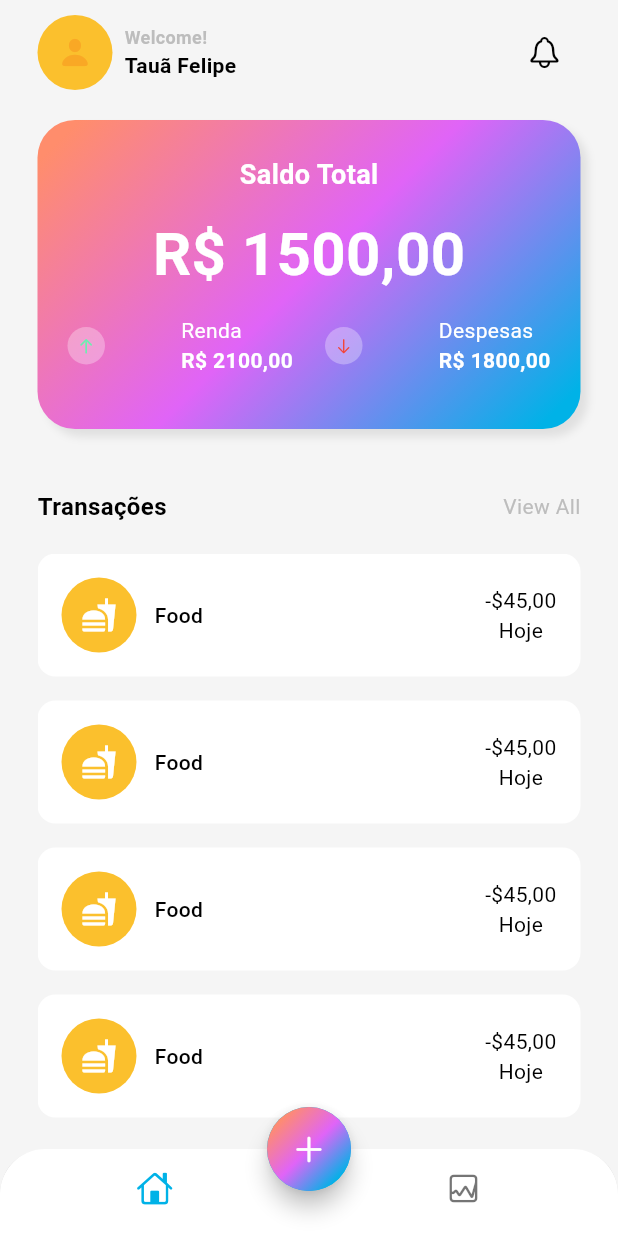
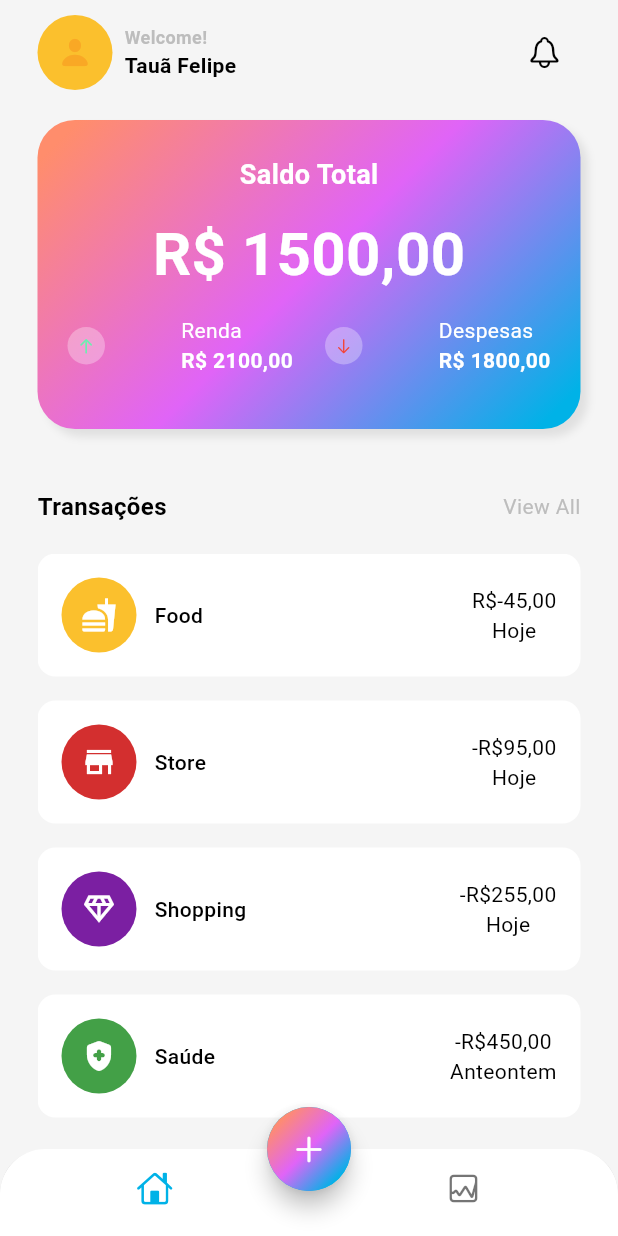
Before and after one commit to felipetaua/controle_financeiro, a Flutter app: the screen it shows after launch, on a phone screen of 412 x 824 dp. Run offline on Flutter 3.47's test engine with Material 3 defaults, Android fonts, the phone set to English and light mode, and no system bars.

Commit message:
criando as categorias e criando seus cards

```diff
--- a/lib/data/data.dart
+++ b/lib/data/data.dart
@@ -1,38 +1,38 @@
 import 'package:flutter/material.dart';
 
-var transationsData = [
+List<Map<String, dynamic>> transationsData = [
   {
-    'icon': Icons.fastfood,
+    'icon': Icon(Icons.fastfood, color: Colors.white),
     'color': Colors.yellow[700],
     'name': 'Food',
     'totalAlmount': 'R\$-45,00',
     'date': 'Hoje',
   },
   {
-    'icon': Icons.store,
+    'icon': Icon(Icons.store, color: Colors.white),
     'color': Colors.red[700],
     'name': 'Store',
     'totalAlmount': '-R\$95,00',
     'date': 'Hoje',
   },
   {
-    'icon': Icons.diamond_outlined,
+    'icon': Icon(Icons.diamond_outlined, color: Colors.white),
     'color': Colors.purple[700],
     'name': 'Shopping',
     'totalAlmount': '-R\$255,00',
     'date': 'Hoje',
   },
   {
-    'icon': Icons.health_and_safety_rounded,
-    'color': Colors.green[700],
+    'icon': Icon(Icons.health_and_safety_rounded, color: Colors.white),
+    'color': Colors.green[600],
     'name': 'Saúde',
     'totalAlmount': '-R\$450,00',
     'date': 'Anteontem',
   },
   {
-    'icon': Icons.health_and_safety_rounded,
+    'icon': Icon(Icons.airplanemode_active, color: Colors.white),
     'color': Colors.blue[400],
-    'name': 'Viajem',
+    'name': 'Viagem',
     'totalAlmount': '-R\$850,00',
     'date': 'Mês passado',
   }
--- a/lib/screens/home/views/main_screen.dart
+++ b/lib/screens/home/views/main_screen.dart
@@ -1,5 +1,6 @@
 import 'dart:math';
 
+import 'package:controle_financeiro/data/data.dart';
 import 'package:flutter/cupertino.dart';
 import 'package:flutter/material.dart';
 
@@ -211,7 +212,7 @@ class MainScreen extends StatelessWidget {
           ),
           Expanded(
             child: ListView.builder(
-              itemCount: 7,
+              itemCount: transationsData.length,
               itemBuilder: (context, int i) {
                 return Padding(
                   padding: const EdgeInsets.only(bottom: 16.0),
@@ -233,20 +234,21 @@ class MainScreen extends StatelessWidget {
                                     width: 50,
                                     height: 50,
                                     decoration: BoxDecoration(
-                                        color: Colors.yellow[700],
+                                        color: transationsData[i]['color'],
                                         shape: BoxShape.circle),
                                   ),
-                                  const Icon(
-                                    Icons.fastfood,
-                                    color: Colors.white,
-                                  )
+                                  transationsData[i]['icon'],
+                                  // const Icon(
+                                  //  Icons.fastfood,
+                                  //  color: Colors.white,
+                                  //)
                                 ],
                               ),
                               SizedBox(
                                 width: 12,
                               ),
                               Text(
-                                "Food",
+                                transationsData[i]['name'],
                                 style: TextStyle(
                                     fontSize: 14,
                                     color:
@@ -258,7 +260,7 @@ class MainScreen extends StatelessWidget {
                           Column(
                             children: [
                               Text(
-                                "-\$45,00",
+                                transationsData[i]['totalAlmount'],
                                 style: TextStyle(
                                     fontSize: 14,
                                     color:
@@ -266,7 +268,7 @@ class MainScreen extends StatelessWidget {
                                     fontWeight: FontWeight.w400),
                               ),
                               Text(
-                                "Hoje",
+                                transationsData[i]['date'],
                                 style: TextStyle(
                                     fontSize: 14,
                                     color:
```
